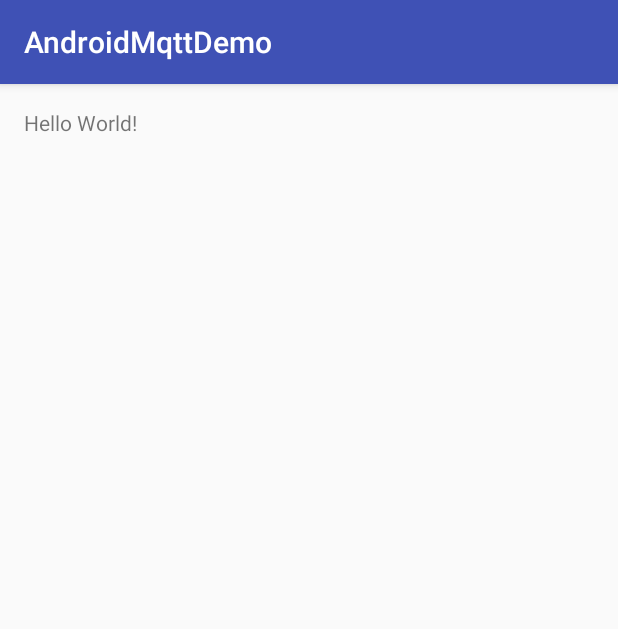
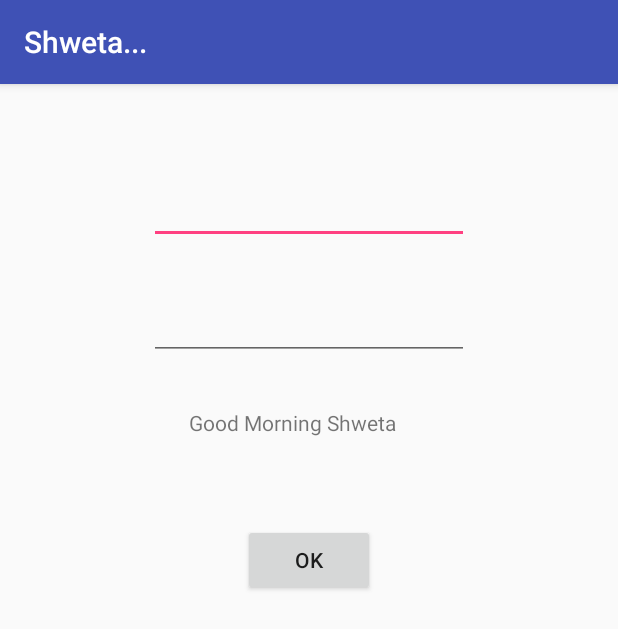
Before and after one commit to rahulp4/myproject, an Android app: the screen it shows after launch (DashBoardActivity), on a phone screen of 412 x 824 dp. Shown: the top 629 px of the screen. Run offline under Robolectric (Android 15) with nearby library versions, the phone set to English and light mode, and no system bars; our stand-ins replace Dagger/Hilt's generated code, Timber; libraries missing offline, so code that uses them is left out: org.eclipse.paho; 1 statement that could not run was skipped.

Commit message:
Adding files

```diff
--- a/Android-MQTT-Demo-master/AndroidMqttDemo/app/src/main/AndroidManifest.xml
+++ b/Android-MQTT-Demo-master/AndroidMqttDemo/app/src/main/AndroidManifest.xml
@@ -9,7 +9,7 @@
 
     <application
         android:allowBackup="true"
-        android:icon="@mipmap/ic_launcher"
+        android:icon="@mipmap/favicon"
         android:label="@string/app_name"
         android:supportsRtl="true"
         android:name=".mqtt_app.MqttApp"
--- a/Android-MQTT-Demo-master/AndroidMqttDemo/app/src/main/java/com/nxtgizmo/androidmqttdemo/dashboard/DashboardPresenter.java
+++ b/Android-MQTT-Demo-master/AndroidMqttDemo/app/src/main/java/com/nxtgizmo/androidmqttdemo/dashboard/DashboardPresenter.java
@@ -25,6 +25,7 @@ public class DashboardPresenter {
 
     private static final String TAG = "DashBoardPresenter";
     private DashBoardActivity view;
+
 
     Context context;
     DashboardPresenter(DashBoardActivity view ,Context context) {
@@ -88,6 +89,8 @@ public class DashboardPresenter {
         public void messageArrived(String topic, MqttMessage message) throws Exception {
             Timber.d("Message received %s",message);
 //            System.out.println("Received"+message.toString());
+
+
             view.debugMsg(message.toString());
             //update(message.toString());
             //view.setReceivedMessage(message.toString());
--- a/Android-MQTT-Demo-master/AndroidMqttDemo/app/src/main/res/layout/activity_main.xml
+++ b/Android-MQTT-Demo-master/AndroidMqttDemo/app/src/main/res/layout/activity_main.xml
@@ -1,18 +1,51 @@
 <?xml version="1.0" encoding="utf-8"?>
 <RelativeLayout xmlns:android="http://schemas.android.com/apk/res/android"
+    xmlns:app="http://schemas.android.com/apk/res-auto"
     xmlns:tools="http://schemas.android.com/tools"
-    android:id="@+id/activity_main"
     android:layout_width="match_parent"
     android:layout_height="match_parent"
-    android:paddingBottom="@dimen/activity_vertical_margin"
-    android:paddingLeft="@dimen/activity_horizontal_margin"
-    android:paddingRight="@dimen/activity_horizontal_margin"
-    android:paddingTop="@dimen/activity_vertical_margin"
-    tools:context="com.nxtgizmo.androidmqttdemo.MainActivity">
+    tools:context="example.javatpoint.com.sumoftwonumber.MainActivity">
 
+    <EditText
+        android:id="@+id/editText1"
+        android:layout_width="wrap_content"
+        android:layout_height="wrap_content"
+        android:layout_alignParentTop="true"
+        android:layout_centerHorizontal="true"
+        android:layout_marginTop="61dp"
+        android:ems="10"
+        android:inputType="number"
+        tools:layout_editor_absoluteX="84dp"
+        tools:layout_editor_absoluteY="53dp" />
+
+    <EditText
+        android:id="@+id/editText2"
+        android:layout_width="wrap_content"
+        android:layout_height="wrap_content"
+        android:layout_below="@+id/editText1"
+        android:layout_centerHorizontal="true"
+        android:layout_marginTop="32dp"
+        android:ems="10"
+        android:inputType="number"
+        tools:layout_editor_absoluteX="84dp"
+        tools:layout_editor_absoluteY="127dp" />
     <TextView
         android:id="@+id/message"
         android:layout_width="wrap_content"
         android:layout_height="wrap_content"
-        android:text="Hello World!" />
+        android:layout_below="@+id/editText2"
+        android:layout_centerHorizontal="true"
+        android:layout_marginTop="32dp"
+        android:ems="10"
+        android:text="Good Morning Shweta" />
+    <Button
+        android:id="@+id/button"
+        android:layout_width="wrap_content"
+        android:layout_height="wrap_content"
+        android:layout_below="@+id/editText2"
+        android:layout_centerHorizontal="true"
+        android:layout_marginTop="109dp"
+        android:text="Ok"
+        tools:layout_editor_absoluteX="148dp"
+        tools:layout_editor_absoluteY="266dp" />
 </RelativeLayout>
--- a/Android-MQTT-Demo-master/AndroidMqttDemo/app/src/main/res/values/strings.xml
+++ b/Android-MQTT-Demo-master/AndroidMqttDemo/app/src/main/res/values/strings.xml
@@ -1,3 +1,3 @@
 <resources>
-    <string name="app_name">AndroidMqttDemo</string>
+    <string name="app_name">Shweta...</string>
 </resources>
```
Also changed, not shown: Android-MQTT-Demo-master/AndroidMqttDemo/app/src/main/java/com/nxtgizmo/androidmqttdemo/dashboard/DashBoardActivity.java (+87 -4 lines), Android-MQTT-Demo-master/AndroidMqttDemo/app/src/main/res/mipmap-mdpi/favicon.jpeg (added), 1 other file.
